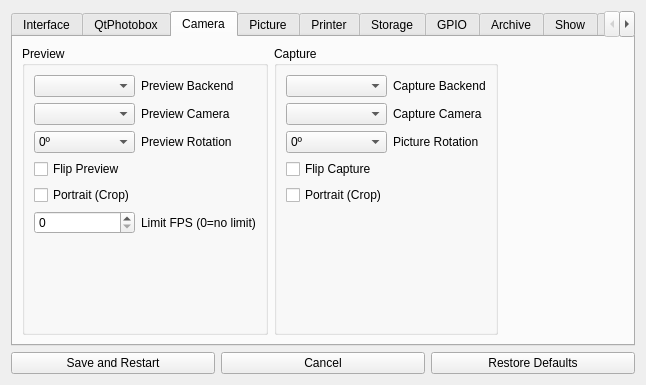
The window that gui/settingswidget.ui (andyboeh/qtphotobox) describes before a commit, drawn with Qt 5.
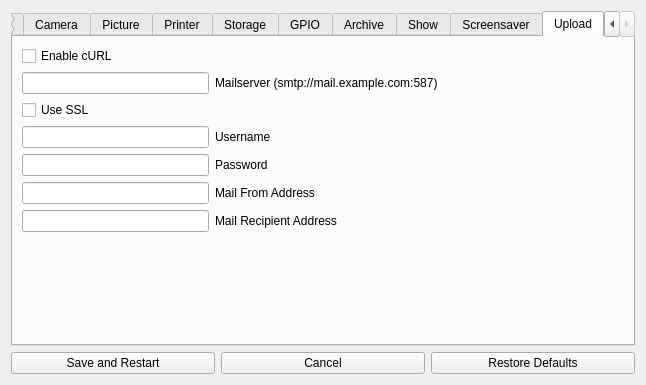
The same window after the commit.

Commit message: add support for sending assembled images via E-Mail

The edit to the form file:
```diff
--- a/gui/settingswidget.ui
+++ b/gui/settingswidget.ui
@@ -17,7 +17,7 @@
    <item>
     <widget class="QTabWidget" name="tabWidget">
      <property name="currentIndex">
-      <number>2</number>
+      <number>10</number>
      </property>
      <widget class="QWidget" name="tabInterface">
       <attribute name="title">
@@ -1104,6 +1104,107 @@
        </item>
       </layout>
      </widget>
+     <widget class="QWidget" name="tabUpload">
+      <attribute name="title">
+       <string>Upload</string>
+      </attribute>
+      <layout class="QGridLayout" name="gridLayout_13">
+       <item row="6" column="0">
+        <widget class="QLineEdit" name="editMailto"/>
+       </item>
+       <item row="1" column="2">
+        <spacer name="horizontalSpacer_11">
+         <property name="orientation">
+          <enum>Qt::Horizontal</enum>
+         </property>
+         <property name="sizeHint" stdset="0">
+          <size>
+           <width>40</width>
+           <height>20</height>
+          </size>
+         </property>
+        </spacer>
+       </item>
+       <item row="1" column="0">
+        <widget class="QLineEdit" name="editMailserver"/>
+       </item>
+       <item row="5" column="0">
+        <widget class="QLineEdit" name="editMailfrom"/>
+       </item>
+       <item row="3" column="1">
+        <widget class="QLabel" name="label_42">
+         <property name="text">
+          <string>Username</string>
+         </property>
+        </widget>
+       </item>
+       <item row="5" column="1">
+        <widget class="QLabel" name="label_45">
+         <property name="text">
+          <string>Mail From Address</string>
+         </property>
+        </widget>
+       </item>
+       <item row="3" column="0">
+        <widget class="QLineEdit" name="editMailuser"/>
+       </item>
+       <item row="1" column="1">
+        <widget class="QLabel" name="label_41">
+         <property name="text">
+          <string>Mailserver (smtp://mail.example.com:587)</string>
+         </property>
+        </widget>
+       </item>
+       <item row="0" column="0">
+        <widget class="QCheckBox" name="chkEnableCurl">
+         <property name="text">
+          <string>Enable cURL</string>
+         </property>
+        </widget>
+       </item>
+       <item row="4" column="0">
+        <widget class="QLineEdit" name="editMailpassword">
+         <property name="echoMode">
+          <enum>QLineEdit::Password</enum>
+         </property>
+        </widget>
+       </item>
+       <item row="6" column="1">
+        <widget class="QLabel" name="label_44">
+         <property name="text">
+          <string>Mail Recipient Address</string>
+         </property>
+        </widget>
+       </item>
+       <item row="4" column="1">
+        <widget class="QLabel" name="label_43">
+         <property name="text">
+          <string>Password</string>
+         </property>
+        </widget>
+       </item>
+       <item row="7" column="1">
+        <spacer name="verticalSpacer_3">
+         <property name="orientation">
+          <enum>Qt::Vertical</enum>
+         </property>
+         <property name="sizeHint" stdset="0">
+          <size>
+           <width>20</width>
+           <height>40</height>
+          </size>
+         </property>
+        </spacer>
+       </item>
+       <item row="2" column="0">
+        <widget class="QCheckBox" name="chkUseSsl">
+         <property name="text">
+          <string>Use SSL</string>
+         </property>
+        </widget>
+       </item>
+      </layout>
+     </widget>
     </widget>
    </item>
    <item>
```
The commit also changes 14 other files.
